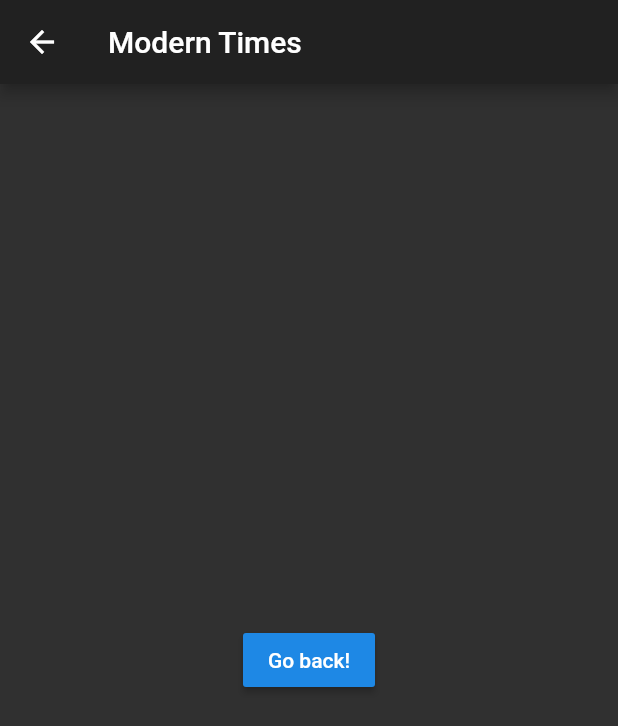
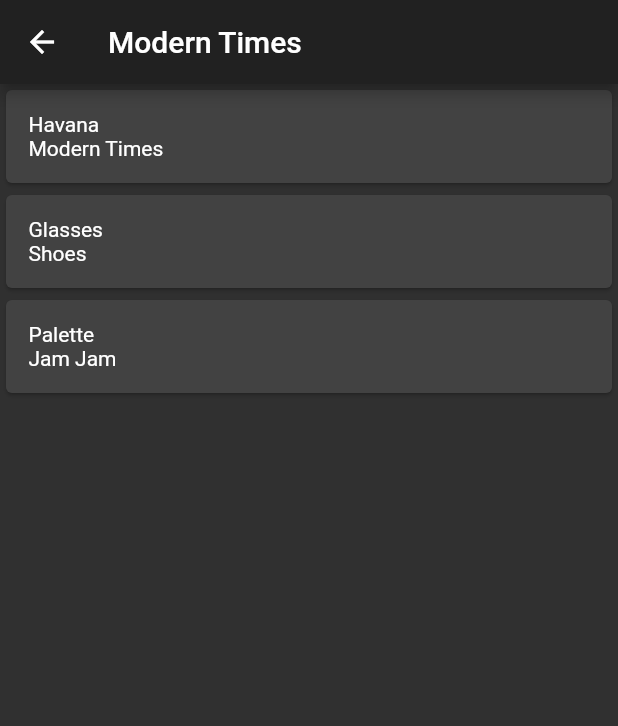
Before and after one commit to airicbear/iu_lyrics, a Flutter app: the screen it shows after launch, after a tap on "Modern Times", on a phone screen of 412 x 824 dp. Shown: the top 726 px of the screen. Run offline on Flutter 3.47's test engine with Material 2 defaults, Android fonts, the phone set to English and light mode, and no system bars.

Commit message:
add json; fix ripple effects

```diff
--- /dev/null
+++ b/assets/iu.json
@@ -0,0 +1,23 @@
+[
+  {
+    "album": "Modern Times",
+    "songs": [
+      "Havana",
+      "Modern Times"
+    ]
+  },
+  {
+    "album": "Chat-Shire",
+    "songs": [
+      "Glasses",
+      "Shoes"
+    ]
+  },
+  {
+    "album": "Palette",
+    "songs": [
+      "Palette",
+      "Jam Jam"
+    ]
+  }
+]
--- /dev/null
+++ b/lib/list.dart
@@ -0,0 +1,31 @@
+import 'package:flutter/foundation.dart';
+import 'package:flutter/material.dart';
+
+class LyricsList extends StatelessWidget {
+  final List<dynamic> lyrics;
+  LyricsList({Key key, this.lyrics}) : super(key: key);
+
+  Widget _buildRowSong(int index) {
+    return InkWell(
+      onTap: () {},
+      child: new Container(
+        child: Text(
+          lyrics[index]['songs'][0] + "\n" + lyrics[index]['songs'][1],
+        ),
+        padding: const EdgeInsets.all(15.0),
+      ),
+    );
+  }
+
+  @override
+  Widget build(BuildContext context) {
+    return new ListView.builder(
+        itemCount: lyrics == null ? 0 : lyrics.length,
+        itemBuilder: (BuildContext context, int index) {
+          return
+            new Card(
+              child: _buildRowSong(index),
+            );
+        });
+  }
+}
--- a/lib/pages/album/album.dart
+++ b/lib/pages/album/album.dart
@@ -1,8 +1,11 @@
+import 'dart:convert';
+
 import 'package:flutter/material.dart';
+import 'package:iu_lyrics/list.dart';
 
 class Album extends StatelessWidget {
 
-  String albumTitle;
+  final String albumTitle;
 
   Album({Key key, @required this.albumTitle}) : super(key: key);
 
@@ -12,12 +15,15 @@ class Album extends StatelessWidget {
       appBar: AppBar(
         title: Text(albumTitle),
       ),
-      body: Center(
-        child: RaisedButton(
-          onPressed: () {
-            Navigator.pop(context);
-          },
-          child: Text('Go back!'),
+      body: new Container(
+        child: new FutureBuilder(
+          future: DefaultAssetBundle
+              .of(context)
+              .loadString('assets/iu.json'),
+          builder: (context, snapshot) {
+            var lyrics = json.decode(snapshot.data.toString());
+            return LyricsList(lyrics: lyrics);
+          }
         ),
       ),
     );
--- a/lib/pages/home/home.dart
+++ b/lib/pages/home/home.dart
@@ -22,15 +22,12 @@ class _AlbumListState extends State<AlbumList> {
   }
 
   Widget _buildRow(String albumTitle) {
-    return GestureDetector(
-      onTap: () => _openAlbum(albumTitle),
-      child: Card(
-        child: InkWell(
-          splashColor: Colors.blue.withAlpha(30),
-          child: ListTile(
-            title: Text(albumTitle),
-          ),
-        )
+    return Card(
+      child: InkWell(
+        onTap: () => _openAlbum(albumTitle),
+        child: ListTile(
+          title: Text(albumTitle),
+        ),
       )
     );
   }
--- a/pubspec.yaml
+++ b/pubspec.yaml
@@ -40,6 +40,8 @@ flutter:
   # assets:
   #  - images/a_dot_burr.jpeg
   #  - images/a_dot_ham.jpeg
+  assets:
+    - assets/iu.json
 
   # An image asset can refer to one or more resolution-specific "variants", see
   # https://flutter.io/assets-and-images/#resolution-aware.
```
